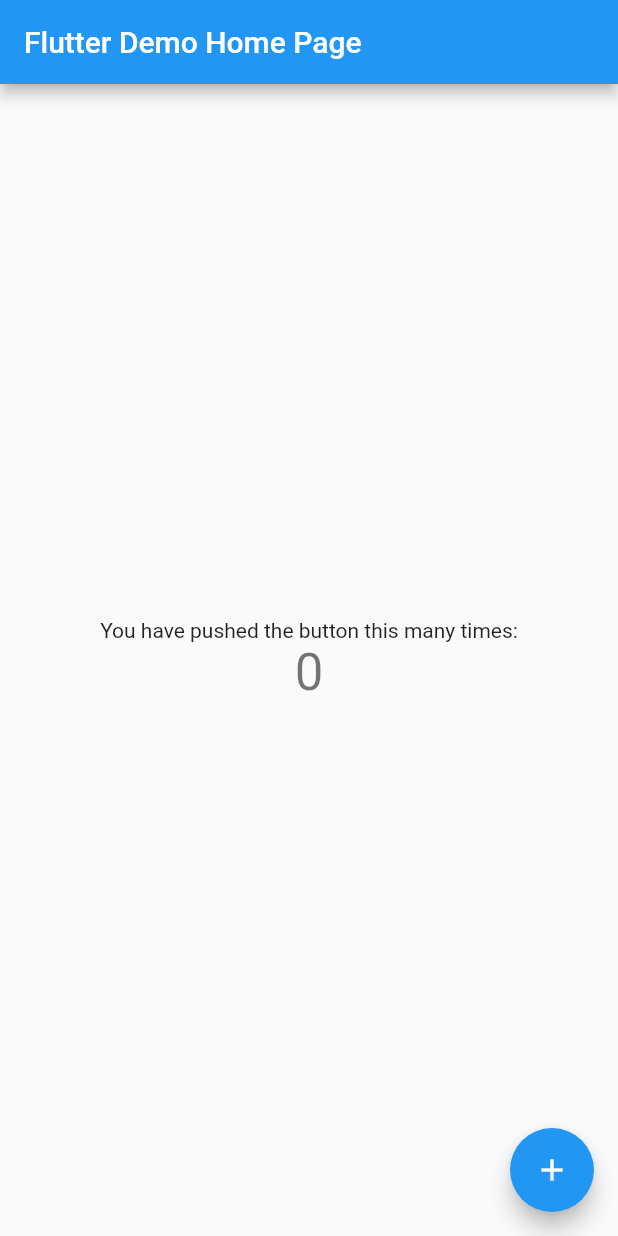
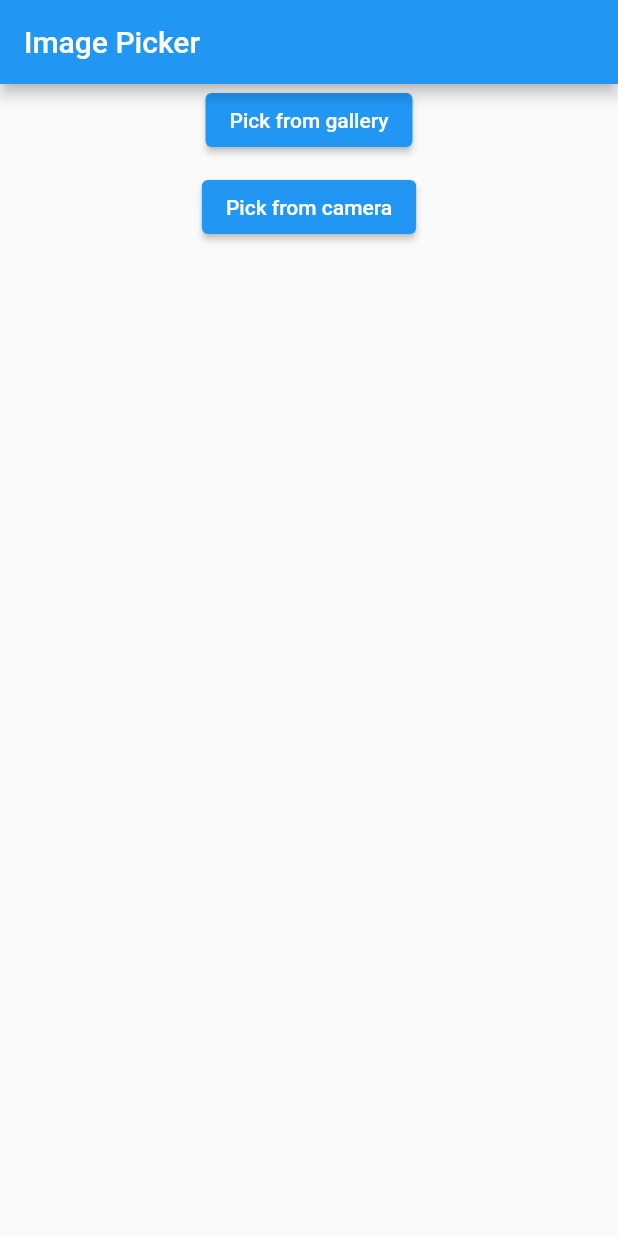
Before and after one commit to HellRyder43/ImagePicker, a Flutter app: the screen it shows after launch, on a phone screen of 412 x 824 dp. Run offline on Flutter 3.47's test engine with Material 2 defaults, Android fonts, the phone set to English and light mode, and no system bars; our stand-ins replace gallery_saver, image_picker.

Commit message:
Image picker and Save image to gallery

```diff
--- a/lib/main.dart
+++ b/lib/main.dart
@@ -1,4 +1,5 @@
 import 'package:flutter/material.dart';
+import 'package:image_picker_sample/screens/homepage.dart';
 
 void main() {
   runApp(const MyApp());
@@ -7,109 +8,12 @@ void main() {
 class MyApp extends StatelessWidget {
   const MyApp({Key? key}) : super(key: key);
 
-  // This widget is the root of your application.
   @override
   Widget build(BuildContext context) {
-    return MaterialApp(
-      title: 'Flutter Demo',
-      theme: ThemeData(
-        // This is the theme of your application.
-        //
-        // Try running your application with "flutter run". You'll see the
-        // application has a blue toolbar. Then, without quitting the app, try
-        // changing the primarySwatch below to Colors.green and then invoke
-        // "hot reload" (press "r" in the console where you ran "flutter run",
-        // or simply save your changes to "hot reload" in a Flutter IDE).
-        // Notice that the counter didn't reset back to zero; the application
-        // is not restarted.
-        primarySwatch: Colors.blue,
-      ),
-      home: const MyHomePage(title: 'Flutter Demo Home Page'),
+    return const MaterialApp(
+      debugShowCheckedModeBanner: false,
+      title: 'Image Picker Sample',
+      home: HomePage(),
     );
   }
 }
-
-class MyHomePage extends StatefulWidget {
-  const MyHomePage({Key? key, required this.title}) : super(key: key);
-
-  // This widget is the home page of your application. It is stateful, meaning
-  // that it has a State object (defined below) that contains fields that affect
-  // how it looks.
-
-  // This class is the configuration for the state. It holds the values (in this
-  // case the title) provided by the parent (in this case the App widget) and
-  // used by the build method of the State. Fields in a Widget subclass are
-  // always marked "final".
-
-  final String title;
-
-  @override
-  State<MyHomePage> createState() => _MyHomePageState();
-}
-
-class _MyHomePageState extends State<MyHomePage> {
-  int _counter = 0;
-
-  void _incrementCounter() {
-    setState(() {
-      // This call to setState tells the Flutter framework that something has
-      // changed in this State, which causes it to rerun the build method below
-      // so that the display can reflect the updated values. If we changed
-      // _counter without calling setState(), then the build method would not be
-      // called again, and so nothing would appear to happen.
-      _counter++;
-    });
-  }
-
-  @override
-  Widget build(BuildContext context) {
-    // This method is rerun every time setState is called, for instance as done
-    // by the _incrementCounter method above.
-    //
-    // The Flutter framework has been optimized to make rerunning build methods
-    // fast, so that you can just rebuild anything that needs updating rather
-    // than having to individually change instances of widgets.
-    return Scaffold(
-      appBar: AppBar(
-        // Here we take the value from the MyHomePage object that was created by
-        // the App.build method, and use it to set our appbar title.
-        title: Text(widget.title),
-      ),
-      body: Center(
-        // Center is a layout widget. It takes a single child and positions it
-        // in the middle of the parent.
-        child: Column(
-          // Column is also a layout widget. It takes a list of children and
-          // arranges them vertically. By default, it sizes itself to fit its
-          // children horizontally, and tries to be as tall as its parent.
-          //
-          // Invoke "debug painting" (press "p" in the console, choose the
-          // "Toggle Debug Paint" action from the Flutter Inspector in Android
-          // Studio, or the "Toggle Debug Paint" command in Visual Studio Code)
-          // to see the wireframe for each widget.
-          //
-          // Column has various properties to control how it sizes itself and
-          // how it positions its children. Here we use mainAxisAlignment to
-          // center the children vertically; the main axis here is the vertical
-          // axis because Columns are vertical (the cross axis would be
-          // horizontal).
-          mainAxisAlignment: MainAxisAlignment.center,
-          children: <Widget>[
-            const Text(
-              'You have pushed the button this many times:',
-            ),
-            Text(
-              '$_counter',
-              style: Theme.of(context).textTheme.headline4,
-            ),
-          ],
-        ),
-      ),
-      floatingActionButton: FloatingActionButton(
-        onPressed: _incrementCounter,
-        tooltip: 'Increment',
-        child: const Icon(Icons.add),
-      ), // This trailing comma makes auto-formatting nicer for build methods.
-    );
-  }
-}
--- /dev/null
+++ b/lib/screens/homepage.dart
@@ -0,0 +1,123 @@
+import 'dart:io';
+
+import 'package:flutter/material.dart';
+import 'package:gallery_saver/gallery_saver.dart';
+import 'package:image_picker/image_picker.dart';
+
+class HomePage extends StatefulWidget {
+  const HomePage({Key? key}) : super(key: key);
+
+  @override
+  State<HomePage> createState() => _HomePageState();
+}
+
+class _HomePageState extends State<HomePage> {
+  /// Variables
+  File? imageFile;
+  String firstButtonText = '';
+
+  @override
+  Widget build(BuildContext context) {
+    return Scaffold(
+      appBar: AppBar(
+        title: const Text("Image Picker"),
+      ),
+      body: SingleChildScrollView(
+        child: Column(
+          mainAxisAlignment: MainAxisAlignment.center,
+          children: <Widget>[
+            ElevatedButton(
+              onPressed: () {
+                _getFromGallery();
+              },
+              child: const Text("Pick from gallery"),
+            ),
+            Container(
+              height: 10.0,
+            ),
+            ElevatedButton(
+              onPressed: () {
+                _getFromCamera();
+              },
+              child: const Text("Pick from camera"),
+            ),
+            Container(
+              child: imageFile == null
+                  ? const SizedBox.shrink()
+                  : Card(
+                      elevation: 6,
+                      margin: const EdgeInsets.all(12),
+                      child: Padding(
+                        padding: const EdgeInsets.all(16),
+                        child: Container(
+                          width: double.infinity,
+                          height: 200,
+                          decoration: BoxDecoration(
+                            image: DecorationImage(
+                              image: FileImage(imageFile!),
+                              fit: BoxFit.cover,
+                            ),
+                          ),
+                          child: Container(
+                            alignment: Alignment.bottomRight,
+                            padding: const EdgeInsets.all(12),
+                            child: ElevatedButton(
+                              child: const Text('Save Image to Gallery'),
+                              onPressed: () {
+                                _saveImageToGallery();
+                              },
+                            ),
+                          ),
+                        ),
+                      ),
+                    ),
+            ),
+            Text(firstButtonText),
+          ],
+        ),
+      ),
+    );
+  }
+
+  /// Get from gallery
+  _getFromGallery() async {
+    PickedFile? pickedFile = await ImagePicker().getImage(
+      source: ImageSource.gallery,
+      maxWidth: 1000,
+      maxHeight: 1000,
+    );
+    if (pickedFile != null) {
+      setState(() {
+        imageFile = File(pickedFile.path);
+      });
+    }
+  }
+
+  /// Get from Camera
+  _getFromCamera() async {
+    PickedFile? pickedFile = await ImagePicker().getImage(
+      source: ImageSource.camera,
+      maxWidth: 1000,
+      maxHeight: 1000,
+    );
+    if (pickedFile != null) {
+      setState(() {
+        imageFile = File(pickedFile.path);
+      });
+    }
+  }
+
+  _saveImageToGallery() async {
+    if (imageFile != null) {
+      setState(() {
+        firstButtonText = 'Saving in progress...';
+      });
+
+      await GallerySaver.saveImage(imageFile!.path, toDcim: true);
+
+      setState(() {
+        firstButtonText = 'Image saved!';
+      });
+    }
+  }
+}
--- a/pubspec.yaml
+++ b/pubspec.yaml
@@ -34,6 +34,8 @@ dependencies:
   # The following adds the Cupertino Icons font to your application.
   # Use with the CupertinoIcons class for iOS style icons.
   cupertino_icons: ^1.0.2
+  image_picker: ^0.8.5+3
+  gallery_saver: ^2.3.2
 
 dev_dependencies:
   flutter_test:
```
Also changed, not shown: pubspec.lock, 3 other files.
